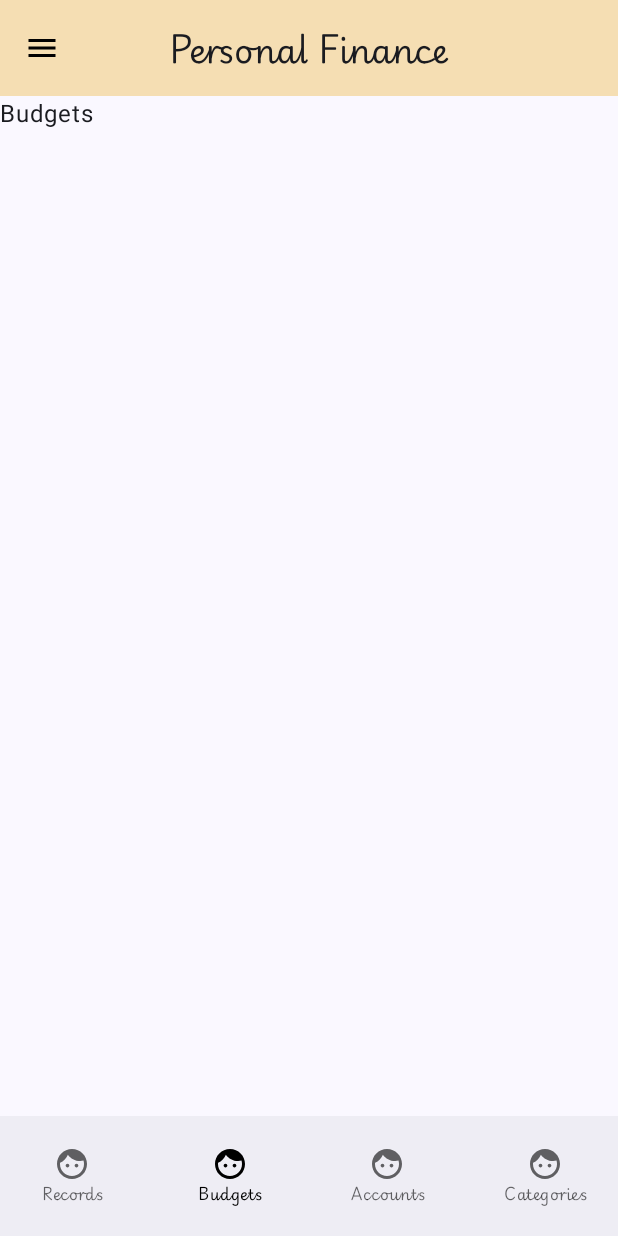
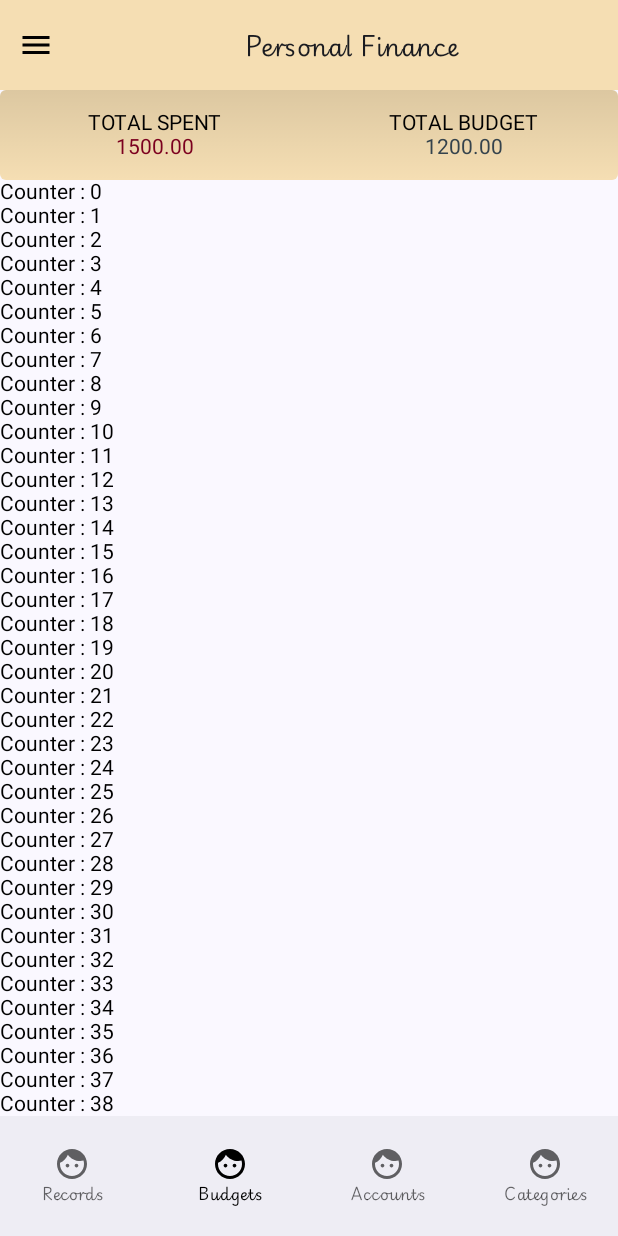
Before and after one commit to code-aslam/personalfinance, an Android app built with Jetpack Compose: the screen it shows after launch (MainActivity), item 2 of the bottom bar chosen, on a phone screen of 412 x 824 dp. Run offline under Robolectric (Android 15) with nearby library versions, the phone set to English and light mode, and no system bars; our stand-ins replace Dagger/Hilt's generated code.

Commit message:
Implement Sticky headers

```diff
--- a/app/src/main/java/com/example/personalfinance/navigation/NavigationHost.kt
+++ b/app/src/main/java/com/example/personalfinance/navigation/NavigationHost.kt
@@ -11,10 +11,10 @@ import com.example.personalfinance.presentation.categories.components.Categories
 import com.example.personalfinance.presentation.records.components.Records
 
 @Composable
-fun NavigationHost(navController: NavHostController, padding : PaddingValues) {
+fun NavigationHost(navController: NavHostController, padding : PaddingValues, handleDrawer : () -> Unit) {
     NavHost(navController = navController, startDestination = BottomNavItem.Records.route){
-        composable(BottomNavItem.Records.route) { Records(padding) }
-        composable(BottomNavItem.Budgets.route) { Budgets(padding) }
+        composable(BottomNavItem.Records.route) { Records(padding, handleDrawer) }
+        composable(BottomNavItem.Budgets.route) { Budgets(padding, handleDrawer) }
         composable(BottomNavItem.Accounts.route) { Accounts(padding) }
         composable(BottomNavItem.Categories.route) { Categories(padding) }
     }
--- a/app/src/main/java/com/example/personalfinance/presentation/MainActivity.kt
+++ b/app/src/main/java/com/example/personalfinance/presentation/MainActivity.kt
@@ -6,6 +6,7 @@ import androidx.activity.ComponentActivity
 import androidx.activity.compose.setContent
 import androidx.activity.enableEdgeToEdge
 import androidx.activity.viewModels
+import androidx.compose.foundation.ExperimentalFoundationApi
 import androidx.compose.foundation.background
 import androidx.compose.foundation.layout.Box
 import androidx.compose.foundation.layout.Column
@@ -14,6 +15,7 @@ import androidx.compose.foundation.layout.fillMaxSize
 import androidx.compose.foundation.layout.height
 import androidx.compose.foundation.layout.padding
 import androidx.compose.foundation.lazy.LazyColumn
+import androidx.compose.foundation.lazy.items
 import androidx.compose.material3.BottomAppBar
 import androidx.compose.material3.DrawerValue
 import androidx.compose.material3.ModalDrawerSheet
@@ -35,6 +37,8 @@ import androidx.navigation.NavHostController
 import androidx.navigation.compose.rememberNavController
 import com.example.personalfinance.navigation.NavigationHost
 import com.example.personalfinance.presentation.records.HomeViewModel
+import com.example.personalfinance.presentation.records.components.RecordHeader
+import com.example.personalfinance.presentation.records.components.Records
 import com.example.personalfinance.ui.BottomNavigationBar
 import com.example.personalfinance.ui.Toolbar
 import com.example.personalfinance.ui.theme.Beige
@@ -78,29 +82,27 @@ fun MainRenderer() {
             },
             content = {
                 Scaffold(
-                    topBar = {
-                        Toolbar {
-                            scope.launch {
-                                drawerState.apply {
-                                    if (isClosed) open() else close()
-                                }
-                            }
-                        }
-                    },
                     bottomBar = {
                         BottomNavigationBar(navController = navController)
                     },
                 ) {
                         innerPadding->
-                    MainConfiguration(navController = navController,innerPadding)
+                    MainConfiguration(navController = navController,innerPadding){
+                        scope.launch {
+                            drawerState.apply {
+                                if (isClosed) open() else close()
+                            }
+                        }
+                    }
                 }
             }
         )
     }
 }
 
+@OptIn(ExperimentalFoundationApi::class)
 @Composable
-fun MainConfiguration(navController: NavHostController, padding : PaddingValues){
-    NavigationHost(navController = navController, padding)
+fun MainConfiguration(navController: NavHostController, padding : PaddingValues, handleDrawer : () -> Unit){
+    NavigationHost(navController = navController, padding, handleDrawer)
 
 }
--- a/app/src/main/java/com/example/personalfinance/presentation/budgets/components/Budgets.kt
+++ b/app/src/main/java/com/example/personalfinance/presentation/budgets/components/Budgets.kt
@@ -1,15 +1,86 @@
 package com.example.personalfinance.presentation.budgets.components
 
+import androidx.compose.foundation.ExperimentalFoundationApi
+import androidx.compose.foundation.layout.Arrangement
 import androidx.compose.foundation.layout.Column
 import androidx.compose.foundation.layout.PaddingValues
+import androidx.compose.foundation.layout.Row
+import androidx.compose.foundation.layout.fillMaxHeight
+import androidx.compose.foundation.layout.fillMaxSize
+import androidx.compose.foundation.layout.fillMaxWidth
+import androidx.compose.foundation.layout.height
 import androidx.compose.foundation.layout.padding
+import androidx.compose.foundation.lazy.LazyColumn
+import androidx.compose.foundation.lazy.items
+import androidx.compose.material.Card
 import androidx.compose.material3.Text
 import androidx.compose.runtime.Composable
+import androidx.compose.ui.Alignment
 import androidx.compose.ui.Modifier
+import androidx.compose.ui.graphics.Color
+import androidx.compose.ui.unit.dp
+import com.example.personalfinance.presentation.records.components.RecordHeader
+import com.example.personalfinance.ui.Toolbar
+import com.example.personalfinance.ui.theme.BottomShadow
+import com.example.personalfinance.ui.theme.CharcoalGrey
+import com.example.personalfinance.ui.theme.DeepBurgundy
+
+@OptIn(ExperimentalFoundationApi::class)
+@Composable
+fun Budgets(
+    padding: PaddingValues,
+    handleDrawer : () -> Unit){
+    val pot = List(100){
+        "Counter : $it"
+    }
+    LazyColumn(
+        modifier = Modifier
+            .fillMaxSize()
+            .padding(padding)) {
+        item{
+            Toolbar {
+                handleDrawer()
+            }
+        }
+        stickyHeader {
+            BudgetHeader(padding = padding)
+        }
+        items(pot){
+                item ->
+            androidx.compose.material.Text(text = item)
+        }
+    }
+}
 
 @Composable
-fun Budgets(padding: PaddingValues){
-    Column(modifier = Modifier.padding(padding)) {
-        Text(text = "Budgets")
+fun BudgetHeader(padding: PaddingValues){
+    Card(
+        modifier = Modifier
+            .fillMaxWidth()
+            .height(60.dp),
+        elevation = 0.dp,
+        backgroundColor = Color(245, 222, 179)
+    ) {
+        Row(modifier = Modifier
+            .fillMaxWidth()
+            .fillMaxHeight()) {
+            Column(modifier = Modifier
+                .weight(1f)
+                .fillMaxHeight(),
+                verticalArrangement = Arrangement.Center,
+                horizontalAlignment = Alignment.CenterHorizontally){
+                androidx.compose.material.Text(text = "TOTAL SPENT")
+                androidx.compose.material.Text("1500.00",  color = DeepBurgundy)
+            }
+            Column(modifier = Modifier
+                .weight(1f)
+                .fillMaxHeight(),
+                verticalArrangement = Arrangement.Center,
+                horizontalAlignment = Alignment.CenterHorizontally){
+                androidx.compose.material.Text(text = "TOTAL BUDGET")
+                androidx.compose.material.Text(text = "1200.00",  color = CharcoalGrey)
+            }
+        }
+        BottomShadow()
     }
 }
--- a/app/src/main/java/com/example/personalfinance/presentation/records/components/Records.kt
+++ b/app/src/main/java/com/example/personalfinance/presentation/records/components/Records.kt
@@ -1,5 +1,6 @@
 package com.example.personalfinance.presentation.records.components
 
+import androidx.compose.foundation.ExperimentalFoundationApi
 import androidx.compose.foundation.background
 import androidx.compose.foundation.layout.Arrangement
 import androidx.compose.foundation.layout.Box
@@ -7,62 +8,100 @@ import androidx.compose.foundation.layout.Column
 import androidx.compose.foundation.layout.PaddingValues
 import androidx.compose.foundation.layout.Row
 import androidx.compose.foundation.layout.fillMaxHeight
+import androidx.compose.foundation.layout.fillMaxSize
 import androidx.compose.foundation.layout.fillMaxWidth
 import androidx.compose.foundation.layout.height
 import androidx.compose.foundation.layout.padding
+import androidx.compose.foundation.lazy.LazyColumn
+import androidx.compose.foundation.lazy.items
 import androidx.compose.material.Card
+import androidx.compose.material.MaterialTheme
 import androidx.compose.material.Text
 import androidx.compose.runtime.Composable
 import androidx.compose.ui.Alignment
 import androidx.compose.ui.Modifier
+import androidx.compose.ui.draw.shadow
+import androidx.compose.ui.graphics.Brush
 import androidx.compose.ui.graphics.Color
 import androidx.compose.ui.tooling.preview.Preview
 import androidx.compose.ui.tooling.preview.PreviewParameter
 import androidx.compose.ui.unit.dp
+import com.example.personalfinance.ui.Toolbar
+import com.example.personalfinance.ui.theme.BottomShadow
 import com.example.personalfinance.ui.theme.CharcoalGrey
 import com.example.personalfinance.ui.theme.DeepBurgundy
 
+@OptIn(ExperimentalFoundationApi::class)
 @Composable
-fun Records(padding : PaddingValues){
+fun Records(padding: PaddingValues, handleDrawer: () -> Unit) {
+    val pot = List(100) {
+        "Counter : $it"
+    }
+    LazyColumn(
+        modifier = Modifier
+            .fillMaxSize()
+            .padding(padding)
+    ) {
+        item {
+            Toolbar {
+                handleDrawer()
+            }
+        }
+        stickyHeader {
+            RecordHeader(padding = padding)
+        }
+        items(pot) { item ->
+            Text(text = item)
+        }
+    }
+}
+
+@Composable
+fun RecordHeader(padding: PaddingValues) {
     Card(
-        modifier = Modifier.padding(padding).fillMaxWidth().height(60.dp),
-        elevation = 5.dp,
+        modifier = Modifier
+            .fillMaxWidth()
+            .height(60.dp),
+        elevation = 0.dp,
         backgroundColor = Color(245, 222, 179)
     ) {
-        Row(modifier = Modifier
+        Row(
+            modifier = Modifier
                 .fillMaxWidth()
-            .fillMaxHeight()) {
-            Column(modifier = Modifier
+                .fillMaxHeight()
+        ) {
+            Column(
+                modifier = Modifier
                     .weight(1f)
                     .fillMaxHeight(),
                 verticalArrangement = Arrangement.Center,
-                horizontalAlignment = Alignment.CenterHorizontally){
+                horizontalAlignment = Alignment.CenterHorizontally
+            ) {
                 Text(text = "EXPENSE")
-                Text("1500.00",  color = DeepBurgundy)
+                Text("1500.00", color = DeepBurgundy)
             }
-            Column(modifier = Modifier
+            Column(
+                modifier = Modifier
                     .weight(1f)
                     .fillMaxHeight(),
                 verticalArrangement = Arrangement.Center,
-                horizontalAlignment = Alignment.CenterHorizontally){
+                horizontalAlignment = Alignment.CenterHorizontally
+            ) {
                 Text(text = "INCOME")
-                Text(text = "1200.00",  color = CharcoalGrey)
+                Text(text = "1200.00", color = CharcoalGrey)
             }
-            Column(modifier = Modifier
+            Column(
+                modifier = Modifier
                     .weight(1f)
                     .fillMaxHeight(),
                 verticalArrangement = Arrangement.Center,
-                horizontalAlignment = Alignment.CenterHorizontally){
+                horizontalAlignment = Alignment.CenterHorizontally
+            ) {
                 Text(text = "TOTAL")
                 Text(text = "2700.00", color = CharcoalGrey)
             }
         }
+        BottomShadow()
     }
 
 }
-
-@Preview(showBackground = true)
-@Composable
-fun preview(){
-    Records(padding = PaddingValues(16.dp))
-}
--- a/app/src/main/java/com/example/personalfinance/ui/Toolbar.kt
+++ b/app/src/main/java/com/example/personalfinance/ui/Toolbar.kt
@@ -2,6 +2,10 @@ package com.example.personalfinance.ui
 
 //noinspection UsingMaterialAndMaterial3Libraries
 import androidx.compose.foundation.background
+import androidx.compose.foundation.layout.Column
+import androidx.compose.foundation.layout.Row
+import androidx.compose.foundation.layout.fillMaxWidth
+import androidx.compose.foundation.layout.height
 import androidx.compose.material.Icon
 import androidx.compose.material.icons.Icons
 import androidx.compose.material.icons.filled.Menu
@@ -12,8 +16,10 @@ import androidx.compose.material3.Text
 import androidx.compose.material3.TopAppBarDefaults
 import androidx.compose.material3.TopAppBarDefaults.topAppBarColors
 import androidx.compose.runtime.Composable
+import androidx.compose.ui.Alignment
 import androidx.compose.ui.Modifier
 import androidx.compose.ui.text.font.FontWeight
+import androidx.compose.ui.unit.dp
 import com.example.personalfinance.R
 import com.example.personalfinance.ui.theme.Beige
 import com.example.personalfinance.ui.theme.PBGFont
@@ -21,20 +27,16 @@ import com.example.personalfinance.ui.theme.PBGFont
 @OptIn(ExperimentalMaterial3Api::class)
 @Composable
 fun Toolbar(handleDrawer : () -> Unit){
-    CenterAlignedTopAppBar(
-        title = { Text(text = "Personal Finance", fontFamily = PBGFont, fontWeight = FontWeight.Normal) },
-        colors = topAppBarColors(
-            containerColor = Beige
-//        TopAppBarSmallTokens.ContainerColor.value,
-//        MaterialTheme.colorScheme.applyTonalElevation(
-//            backgroundColor = Beige,
-//            elevation = TopAppBarSmallTokens.OnScrollContainerElevation
-//        ),
-//        TopAppBarSmallTokens.LeadingIconColor.value,
-//        TopAppBarSmallTokens.HeadlineColor.value,
-//        TopAppBarSmallTokens.TrailingIconColor.value
-    ),
-        navigationIcon = {
+    Row(
+        modifier = Modifier
+            .fillMaxWidth()
+            .height(60.dp)
+            .background(Beige),
+        verticalAlignment = Alignment.CenterVertically
+    ) {
+        Column(
+            modifier = Modifier.weight(0.5f)
+        ) {
             IconButton(onClick = handleDrawer) {
                 Icon(
                     imageVector = Icons.Default.Menu,
@@ -42,5 +44,23 @@ fun Toolbar(handleDrawer : () -> Unit){
                 )
             }
         }
-    )
+        Column(modifier = Modifier.weight(3f), horizontalAlignment = Alignment.CenterHorizontally) {
+            Text(text = "Personal Finance", fontFamily = PBGFont, fontWeight = FontWeight.Normal)
+        }
+    }
+//    CenterAlignedTopAppBar(
+//        modifier = Modifier.height(60.dp),
+//        title = { Text(text = "Personal Finance", fontFamily = PBGFont, fontWeight = FontWeight.Normal) },
+//        colors = topAppBarColors(
+//            containerColor = Beige
+//    ),
+//        navigationIcon = {
+//            IconButton(onClick = handleDrawer) {
+//                Icon(
+//                    imageVector = Icons.Default.Menu,
+//                    contentDescription = "navigation drawer menu button"
+//                )
+//            }
+//        }
+//    )
 }
--- /dev/null
+++ b/app/src/main/java/com/example/personalfinance/ui/theme/BottomShadow.kt
@@ -0,0 +1,27 @@
+package com.example.personalfinance.ui.theme
+
+import androidx.compose.foundation.background
+import androidx.compose.foundation.layout.Box
+import androidx.compose.foundation.layout.fillMaxWidth
+import androidx.compose.foundation.layout.height
+import androidx.compose.runtime.Composable
+import androidx.compose.ui.Modifier
+import androidx.compose.ui.graphics.Brush
+import androidx.compose.ui.graphics.Color
+import androidx.compose.ui.unit.dp
+
+@Composable
+fun BottomShadow(alpha: Float = 0.1f) {
+    Box(modifier = Modifier
+        .fillMaxWidth()
+        .height(8.dp)
+        .background(
+            brush = Brush.verticalGradient(
+                colors = listOf(
+                    Color.Black.copy(alpha = alpha),
+                    Color.Transparent,
+                )
+            )
+        )
+    )
+}
```
Lines whose indentation alone changed are shown as unchanged.
